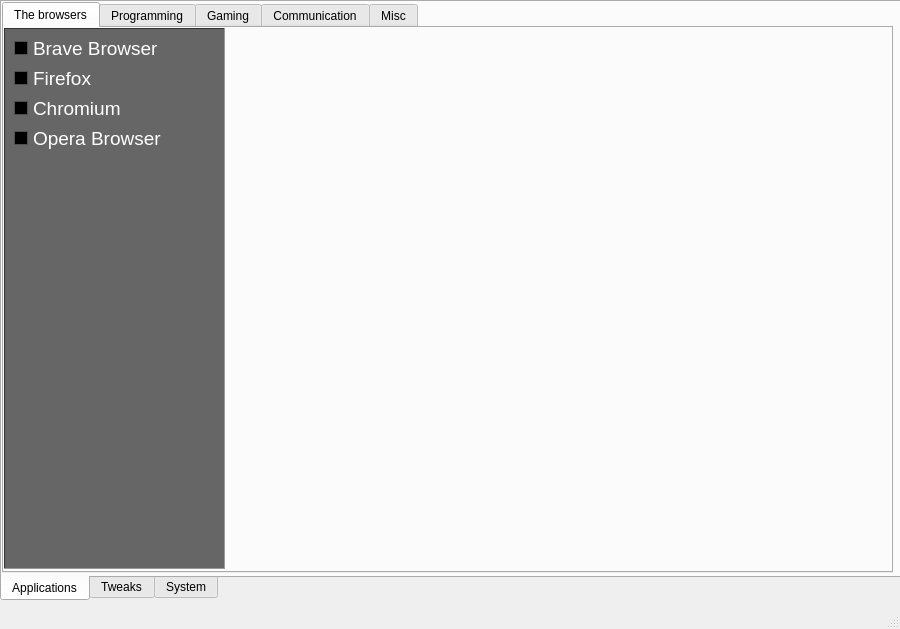
Qt form mainwindow.ui (nocapscripts/linux-utility) before a commit.
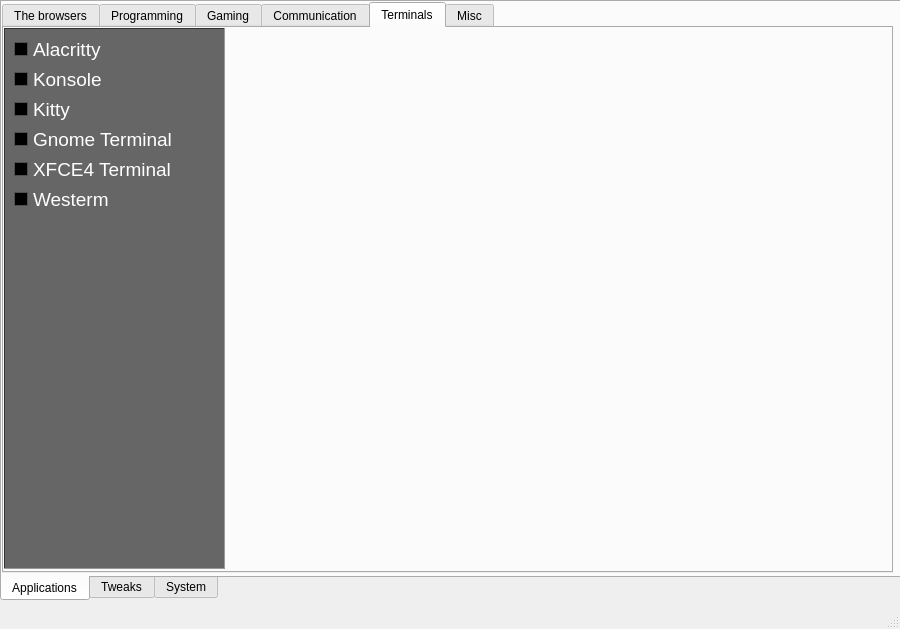
The same form after that commit. The open tabs and pages were chosen to show the change.

The edit to the form file:
```diff
--- a/mainwindow.ui
+++ b/mainwindow.ui
@@ -49,7 +49,7 @@
        <enum>QTabWidget::TabPosition::North</enum>
       </property>
       <property name="currentIndex">
-       <number>0</number>
+       <number>4</number>
       </property>
       <property name="elideMode">
        <enum>Qt::TextElideMode::ElideNone</enum>
@@ -2314,6 +2314,616 @@
         </widget>
        </widget>
       </widget>
+      <widget class="QWidget" name="tab_14">
+       <attribute name="title">
+        <string>Terminals</string>
+       </attribute>
+       <widget class="QFrame" name="frame_11">
+        <property name="enabled">
+         <bool>true</bool>
+        </property>
+        <property name="geometry">
+         <rect>
+          <x>0</x>
+          <y>0</y>
+          <width>221</width>
+          <height>541</height>
+         </rect>
+        </property>
+        <property name="palette">
+         <palette>
+          <active>
+           <colorrole role="WindowText">
+            <brush brushstyle="SolidPattern">
+             <color alpha="255">
+              <red>255</red>
+              <green>255</green>
+              <blue>255</blue>
+             </color>
+            </brush>
+           </colorrole>
+           <colorrole role="Button">
+            <brush brushstyle="SolidPattern">
+             <color alpha="255">
+              <red>102</red>
+              <green>102</green>
+              <blue>102</blue>
+             </color>
+            </brush>
+           </colorrole>
+           <colorrole role="Light">
+            <brush brushstyle="SolidPattern">
+             <color alpha="255">
+              <red>153</red>
+              <green>153</green>
+              <blue>153</blue>
+             </color>
+            </brush>
+           </colorrole>
+           <colorrole role="Midlight">
+            <brush brushstyle="SolidPattern">
+             <color alpha="255">
+              <red>127</red>
+              <green>127</green>
+              <blue>127</blue>
+             </color>
+            </brush>
+           </colorrole>
+           <colorrole role="Dark">
+            <brush brushstyle="SolidPattern">
+             <color alpha="255">
+              <red>51</red>
+              <green>51</green>
+              <blue>51</blue>
+             </color>
+            </brush>
+           </colorrole>
+           <colorrole role="Mid">
+            <brush brushstyle="SolidPattern">
+             <color alpha="255">
+              <red>68</red>
+              <green>68</green>
+              <blue>68</blue>
+             </color>
+            </brush>
+           </colorrole>
+           <colorrole role="Text">
+            <brush brushstyle="SolidPattern">
+             <color alpha="255">
+              <red>255</red>
+              <green>255</green>
+              <blue>255</blue>
+             </color>
+            </brush>
+           </colorrole>
+           <colorrole role="BrightText">
+            <brush brushstyle="SolidPattern">
+             <color alpha="255">
+              <red>255</red>
+              <green>255</green>
+              <blue>255</blue>
+             </color>
+            </brush>
+           </colorrole>
+           <colorrole role="ButtonText">
+            <brush brushstyle="SolidPattern">
+             <color alpha="255">
+              <red>255</red>
+              <green>255</green>
+              <blue>255</blue>
+             </color>
+            </brush>
+           </colorrole>
+           <colorrole role="Base">
+            <brush brushstyle="SolidPattern">
+             <color alpha="255">
+              <red>0</red>
+              <green>0</green>
+              <blue>0</blue>
+             </color>
+            </brush>
+           </colorrole>
+           <colorrole role="Window">
+            <brush brushstyle="SolidPattern">
+             <color alpha="255">
+              <red>102</red>
+              <green>102</green>
+              <blue>102</blue>
+             </color>
+            </brush>
+           </colorrole>
+           <colorrole role="Shadow">
+            <brush brushstyle="SolidPattern">
+             <color alpha="255">
+              <red>0</red>
+              <green>0</green>
+              <blue>0</blue>
+             </color>
+            </brush>
+           </colorrole>
+           <colorrole role="AlternateBase">
+            <brush brushstyle="SolidPattern">
+             <color alpha="255">
+              <red>51</red>
+              <green>51</green>
+              <blue>51</blue>
+             </color>
+            </brush>
+           </colorrole>
+           <colorrole role="ToolTipBase">
+            <brush brushstyle="SolidPattern">
+             <color alpha="255">
+              <red>255</red>
+              <green>255</green>
+              <blue>220</blue>
+             </color>
+            </brush>
+           </colorrole>
+           <colorrole role="ToolTipText">
+            <brush brushstyle="SolidPattern">
+             <color alpha="255">
+              <red>0</red>
+              <green>0</green>
+              <blue>0</blue>
+             </color>
+            </brush>
+           </colorrole>
+           <colorrole role="PlaceholderText">
+            <brush brushstyle="SolidPattern">
+             <color alpha="127">
+              <red>255</red>
+              <green>255</green>
+              <blue>255</blue>
+             </color>
+            </brush>
+           </colorrole>
+           <colorrole role="Accent">
+            <brush brushstyle="SolidPattern">
+             <color alpha="255">
+              <red>0</red>
+              <green>0</green>
+              <blue>0</blue>
+             </color>
+            </brush>
+           </colorrole>
+          </active>
+          <inactive>
+           <colorrole role="WindowText">
+            <brush brushstyle="SolidPattern">
+             <color alpha="255">
+              <red>255</red>
+              <green>255</green>
+              <blue>255</blue>
+             </color>
+            </brush>
+           </colorrole>
+           <colorrole role="Button">
+            <brush brushstyle="SolidPattern">
+             <color alpha="255">
+              <red>102</red>
+              <green>102</green>
+              <blue>102</blue>
+             </color>
+            </brush>
+           </colorrole>
+           <colorrole role="Light">
+            <brush brushstyle="SolidPattern">
+             <color alpha="255">
+              <red>153</red>
+              <green>153</green>
+              <blue>153</blue>
+             </color>
+            </brush>
+           </colorrole>
+           <colorrole role="Midlight">
+            <brush brushstyle="SolidPattern">
+             <color alpha="255">
+              <red>127</red>
+              <green>127</green>
+              <blue>127</blue>
+             </color>
+            </brush>
+           </colorrole>
+           <colorrole role="Dark">
+            <brush brushstyle="SolidPattern">
+             <color alpha="255">
+              <red>51</red>
+              <green>51</green>
+              <blue>51</blue>
+             </color>
+            </brush>
+           </colorrole>
+           <colorrole role="Mid">
+            <brush brushstyle="SolidPattern">
+             <color alpha="255">
+              <red>68</red>
+              <green>68</green>
+              <blue>68</blue>
+             </color>
+            </brush>
+           </colorrole>
+           <colorrole role="Text">
+            <brush brushstyle="SolidPattern">
+             <color alpha="255">
+              <red>255</red>
+              <green>255</green>
+              <blue>255</blue>
+             </color>
+            </brush>
+           </colorrole>
+           <colorrole role="BrightText">
+            <brush brushstyle="SolidPattern">
+             <color alpha="255">
+              <red>255</red>
+              <green>255</green>
+              <blue>255</blue>
+             </color>
+            </brush>
+           </colorrole>
+           <colorrole role="ButtonText">
+            <brush brushstyle="SolidPattern">
+             <color alpha="255">
+              <red>255</red>
+              <green>255</green>
+              <blue>255</blue>
+             </color>
+            </brush>
+           </colorrole>
+           <colorrole role="Base">
+            <brush brushstyle="SolidPattern">
+             <color alpha="255">
+              <red>0</red>
+              <green>0</green>
+              <blue>0</blue>
+             </color>
+            </brush>
+           </colorrole>
+           <colorrole role="Window">
+            <brush brushstyle="SolidPattern">
+             <color alpha="255">
+              <red>102</red>
+              <green>102</green>
+              <blue>102</blue>
+             </color>
+            </brush>
+           </colorrole>
+           <colorrole role="Shadow">
+            <brush brushstyle="SolidPattern">
+             <color alpha="255">
+              <red>0</red>
+              <green>0</green>
+              <blue>0</blue>
+             </color>
+            </brush>
+           </colorrole>
+           <colorrole role="AlternateBase">
+            <brush brushstyle="SolidPattern">
+             <color alpha="255">
+              <red>51</red>
+              <green>51</green>
+              <blue>51</blue>
+             </color>
+            </brush>
+           </colorrole>
+           <colorrole role="ToolTipBase">
+            <brush brushstyle="SolidPattern">
+             <color alpha="255">
+              <red>255</red>
+              <green>255</green>
+              <blue>220</blue>
+             </color>
+            </brush>
+           </colorrole>
+           <colorrole role="ToolTipText">
+            <brush brushstyle="SolidPattern">
+             <color alpha="255">
+              <red>0</red>
+              <green>0</green>
+              <blue>0</blue>
+             </color>
+            </brush>
+           </colorrole>
+           <colorrole role="PlaceholderText">
+            <brush brushstyle="SolidPattern">
+             <color alpha="127">
+              <red>255</red>
+              <green>255</green>
+              <blue>255</blue>
+             </color>
+            </brush>
+           </colorrole>
+           <colorrole role="Accent">
+            <brush brushstyle="SolidPattern">
+             <color alpha="255">
+              <red>0</red>
+              <green>0</green>
+              <blue>0</blue>
+             </color>
+            </brush>
+           </colorrole>
+          </inactive>
+          <disabled>
+           <colorrole role="WindowText">
+            <brush brushstyle="SolidPattern">
+             <color alpha="255">
+              <red>51</red>
+              <green>51</green>
+              <blue>51</blue>
+             </color>
+            </brush>
+           </colorrole>
+           <colorrole role="Button">
+            <brush brushstyle="SolidPattern">
+             <color alpha="255">
+              <red>102</red>
+              <green>102</green>
+              <blue>102</blue>
+             </color>
+            </brush>
+           </colorrole>
+           <colorrole role="Light">
+            <brush brushstyle="SolidPattern">
+             <color alpha="255">
+              <red>153</red>
+              <green>153</green>
+              <blue>153</blue>
+             </color>
+            </brush>
+           </colorrole>
+           <colorrole role="Midlight">
+            <brush brushstyle="SolidPattern">
+             <color alpha="255">
+              <red>127</red>
+              <green>127</green>
+              <blue>127</blue>
+             </color>
+            </brush>
+           </colorrole>
+           <colorrole role="Dark">
+            <brush brushstyle="SolidPattern">
+             <color alpha="255">
+              <red>51</red>
+              <green>51</green>
+              <blue>51</blue>
+             </color>
+            </brush>
+           </colorrole>
+           <colorrole role="Mid">
+            <brush brushstyle="SolidPattern">
+             <color alpha="255">
+              <red>68</red>
+              <green>68</green>
+              <blue>68</blue>
+             </color>
+            </brush>
+           </colorrole>
+           <colorrole role="Text">
+            <brush brushstyle="SolidPattern">
+             <color alpha="255">
+              <red>51</red>
+              <green>51</green>
+              <blue>51</blue>
+             </color>
+            </brush>
+           </colorrole>
+           <colorrole role="BrightText">
+            <brush brushstyle="SolidPattern">
+             <color alpha="255">
+              <red>255</red>
+              <green>255</green>
+              <blue>255</blue>
+             </color>
+            </brush>
+           </colorrole>
+           <colorrole role="ButtonText">
+            <brush brushstyle="SolidPattern">
+             <color alpha="255">
+              <red>51</red>
+              <green>51</green>
+              <blue>51</blue>
+             </color>
+            </brush>
+           </colorrole>
+           <colorrole role="Base">
+            <brush brushstyle="SolidPattern">
+             <color alpha="255">
+              <red>102</red>
+              <green>102</green>
+              <blue>102</blue>
+             </color>
+            </brush>
+           </colorrole>
+           <colorrole role="Window">
+            <brush brushstyle="SolidPattern">
+             <color alpha="255">
+              <red>102</red>
+              <green>102</green>
+              <blue>102</blue>
+             </color>
+            </brush>
+           </colorrole>
+           <colorrole role="Shadow">
+            <brush brushstyle="SolidPattern">
+             <color alpha="255">
+              <red>0</red>
+              <green>0</green>
+              <blue>0</blue>
+             </color>
+            </brush>
+           </colorrole>
+           <colorrole role="AlternateBase">
+            <brush brushstyle="SolidPattern">
+             <color alpha="255">
+              <red>102</red>
+              <green>102</green>
+              <blue>102</blue>
+             </color>
+            </brush>
+           </colorrole>
+           <colorrole role="ToolTipBase">
+            <brush brushstyle="SolidPattern">
+             <color alpha="255">
+              <red>255</red>
+              <green>255</green>
+              <blue>220</blue>
+             </color>
+            </brush>
+           </colorrole>
+           <colorrole role="ToolTipText">
+            <brush brushstyle="SolidPattern">
+             <color alpha="255">
+              <red>0</red>
+              <green>0</green>
+              <blue>0</blue>
+             </color>
+            </brush>
+           </colorrole>
+           <colorrole role="PlaceholderText">
+            <brush brushstyle="SolidPattern">
+             <color alpha="127">
+              <red>51</red>
+              <green>51</green>
+              <blue>51</blue>
+             </color>
+            </brush>
+           </colorrole>
+           <colorrole role="Accent">
+            <brush brushstyle="SolidPattern">
+             <color alpha="255">
+              <red>72</red>
+              <green>72</green>
+              <blue>72</blue>
+             </color>
+            </brush>
+           </colorrole>
+          </disabled>
+         </palette>
+        </property>
+        <property name="mouseTracking">
+         <bool>false</bool>
+        </property>
+        <property name="acceptDrops">
+         <bool>true</bool>
+        </property>
+        <property name="autoFillBackground">
+         <bool>true</bool>
+        </property>
+        <property name="frameShape">
+         <enum>QFrame::Shape::Panel</enum>
+        </property>
+        <property name="frameShadow">
+         <enum>QFrame::Shadow::Sunken</enum>
+        </property>
+        <widget class="QCheckBox" name="chAlacritty">
+         <property name="geometry">
+          <rect>
+           <x>10</x>
+           <y>10</y>
+           <width>201</width>
+           <height>23</height>
+          </rect>
+         </property>
+         <property name="font">
+          <font>
+           <pointsize>14</pointsize>
+          </font>
+         </property>
+         <property name="text">
+          <string>Alacritty</string>
+         </property>
+        </widget>
+        <widget class="QCheckBox" name="chKonsole">
+         <property name="geometry">
+          <rect>
+           <x>10</x>
+           <y>40</y>
+           <width>201</width>
+           <height>23</height>
+          </rect>
+         </property>
+         <property name="font">
+          <font>
+           <pointsize>14</pointsize>
+          </font>
+         </property>
+         <property name="text">
+          <string>Konsole</string>
+         </property>
+        </widget>
+        <widget class="QCheckBox" name="chKitty">
+         <property name="geometry">
+          <rect>
+           <x>10</x>
+           <y>70</y>
+           <width>201</width>
+           <height>23</height>
+          </rect>
+         </property>
+         <property name="font">
+          <font>
+           <pointsize>14</pointsize>
+          </font>
+         </property>
+         <property name="text">
+          <string>Kitty</string>
+         </property>
+        </widget>
+        <widget class="QCheckBox" name="chGnomeTerm">
+         <property name="geometry">
+          <rect>
+           <x>10</x>
+           <y>100</y>
+           <width>201</width>
+           <height>23</height>
+          </rect>
+         </property>
+         <property name="font">
+          <font>
+           <pointsize>14</pointsize>
+          </font>
+         </property>
+         <property name="text">
+          <string>Gnome Terminal</string>
+         </property>
+        </widget>
+        <widget class="QCheckBox" name="chXfce4">
+         <property name="geometry">
+          <rect>
+           <x>10</x>
+           <y>130</y>
+           <width>201</width>
+           <height>23</height>
+          </rect>
+         </property>
+         <property name="font">
+          <font>
+           <pointsize>14</pointsize>
+          </font>
+         </property>
+         <property name="text">
+          <string>XFCE4 Terminal</string>
+         </property>
+        </widget>
+        <widget class="QCheckBox" name="chWesterm">
+         <property name="geometry">
+          <rect>
+           <x>10</x>
+           <y>160</y>
+           <width>201</width>
+           <height>23</height>
+          </rect>
+         </property>
+         <property name="font">
+          <font>
+           <pointsize>14</pointsize>
+          </font>
+         </property>
+         <property name="text">
+          <string>Westerm</string>
+         </property>
+        </widget>
+       </widget>
+      </widget>
       <widget class="QWidget" name="tab_8">
        <attribute name="title">
         <string>Misc</string>
```
Left out of the diff: 2 changed lines with no effect on the pictures.
